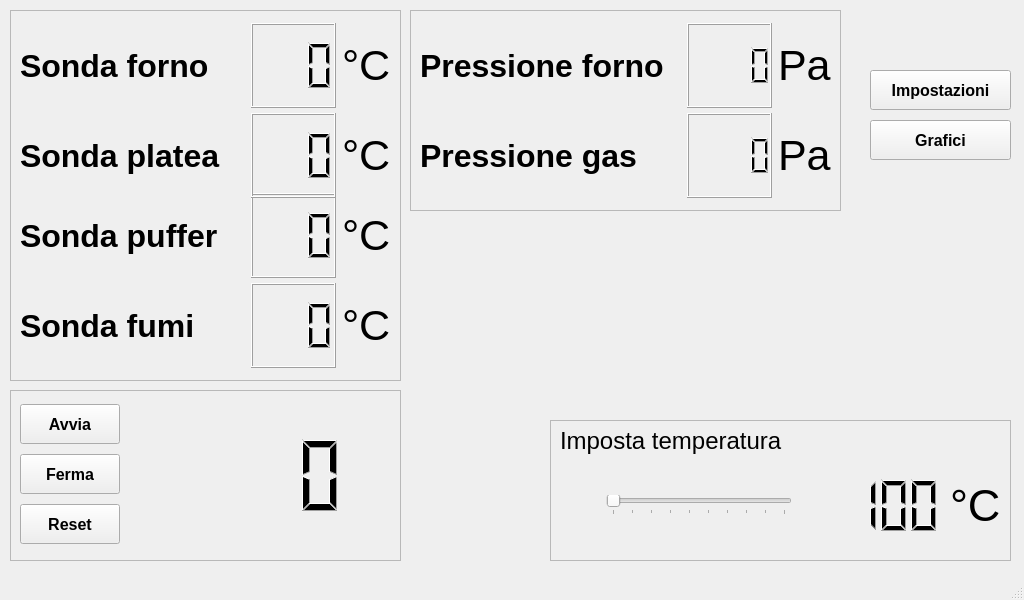
manuelzanaboni/RPi-oven-controller, file ui/interface.ui: the form before one commit.
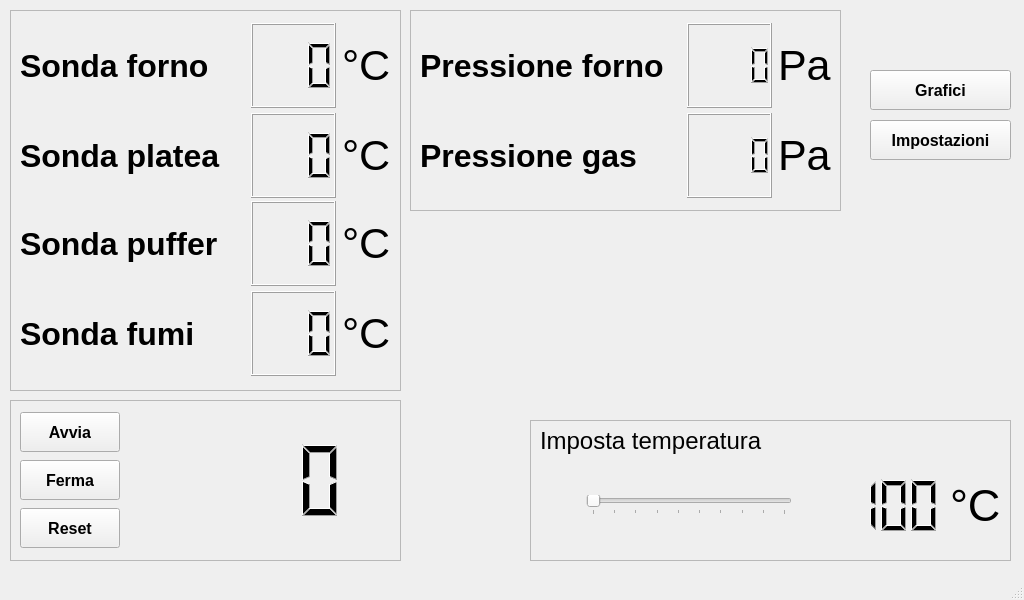
The form after the commit. Icons and pictures are not drawn.

```diff
--- a/ui/interface.ui
+++ b/ui/interface.ui
@@ -34,9 +34,9 @@
       <property name="geometry">
        <rect>
         <x>10</x>
-        <y>390</y>
+        <y>400</y>
         <width>391</width>
-        <height>171</height>
+        <height>161</height>
        </rect>
       </property>
       <property name="frameShape">
@@ -51,7 +51,7 @@
          <x>10</x>
          <y>10</y>
          <width>371</width>
-         <height>151</height>
+         <height>141</height>
         </rect>
        </property>
        <layout class="QHBoxLayout" name="horizontalLayout7">
@@ -275,9 +275,9 @@
      <widget class="QFrame" name="thermostatFrame">
       <property name="geometry">
        <rect>
-        <x>550</x>
+        <x>530</x>
         <y>420</y>
-        <width>461</width>
+        <width>481</width>
         <height>141</height>
        </rect>
       </property>
@@ -315,7 +315,7 @@
         <rect>
          <x>10</x>
          <y>40</y>
-         <width>441</width>
+         <width>461</width>
          <height>91</height>
         </rect>
        </property>
@@ -596,7 +596,7 @@
      <widget class="QPushButton" name="burnerButton">
       <property name="geometry">
        <rect>
-        <x>420</x>
+        <x>410</x>
         <y>440</y>
         <width>111</width>
         <height>101</height>
@@ -921,7 +921,7 @@
         <x>10</x>
         <y>10</y>
         <width>391</width>
-        <height>371</height>
+        <height>381</height>
        </rect>
       </property>
       <property name="frameShape">
@@ -1024,9 +1024,9 @@
        <property name="geometry">
         <rect>
          <x>10</x>
-         <y>180</y>
+         <y>190</y>
          <width>371</width>
-         <height>91</height>
+         <height>87</height>
         </rect>
        </property>
        <layout class="QHBoxLayout" name="horizontalLayout3">
@@ -1204,9 +1204,9 @@
        <property name="geometry">
         <rect>
          <x>10</x>
-         <y>270</y>
+         <y>280</y>
          <width>371</width>
-         <height>91</height>
+         <height>87</height>
         </rect>
        </property>
        <layout class="QHBoxLayout" name="horizontalLayout4">
@@ -1491,7 +1491,7 @@
       <property name="geometry">
        <rect>
         <x>870</x>
-        <y>70</y>
+        <y>120</y>
         <width>141</width>
         <height>40</height>
        </rect>
@@ -1517,7 +1517,7 @@
       <property name="geometry">
        <rect>
         <x>870</x>
-        <y>120</y>
+        <y>70</y>
         <width>141</width>
         <height>40</height>
        </rect>
```
Left out of the diff: 2 changed lines with no effect on the pictures.
